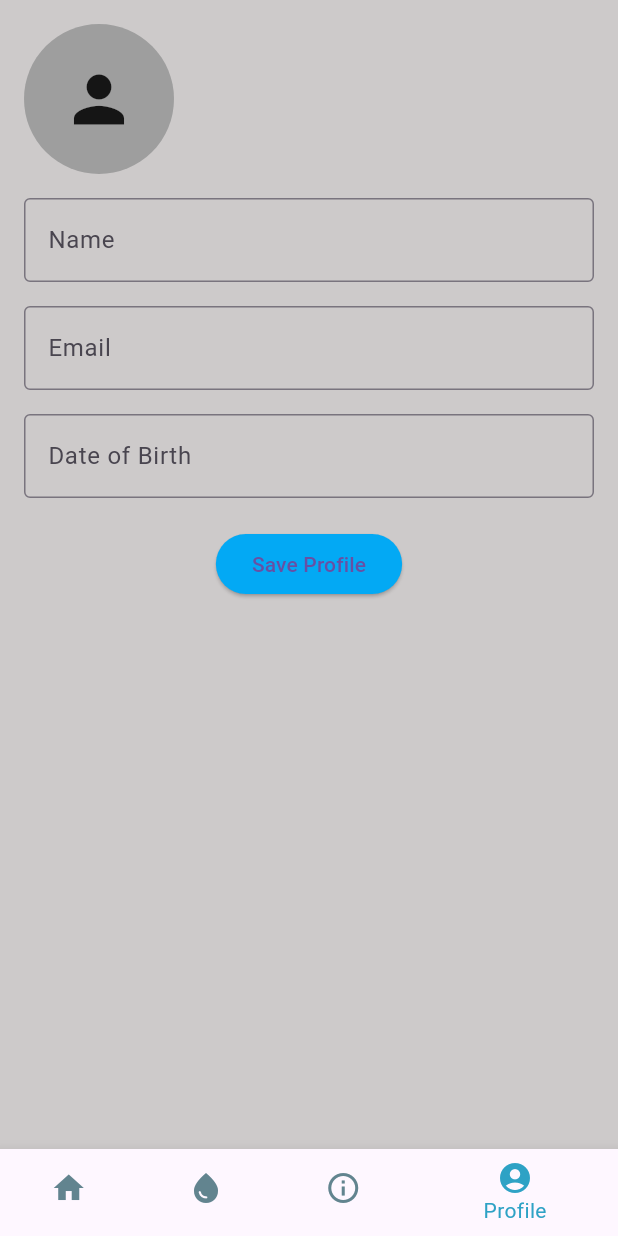
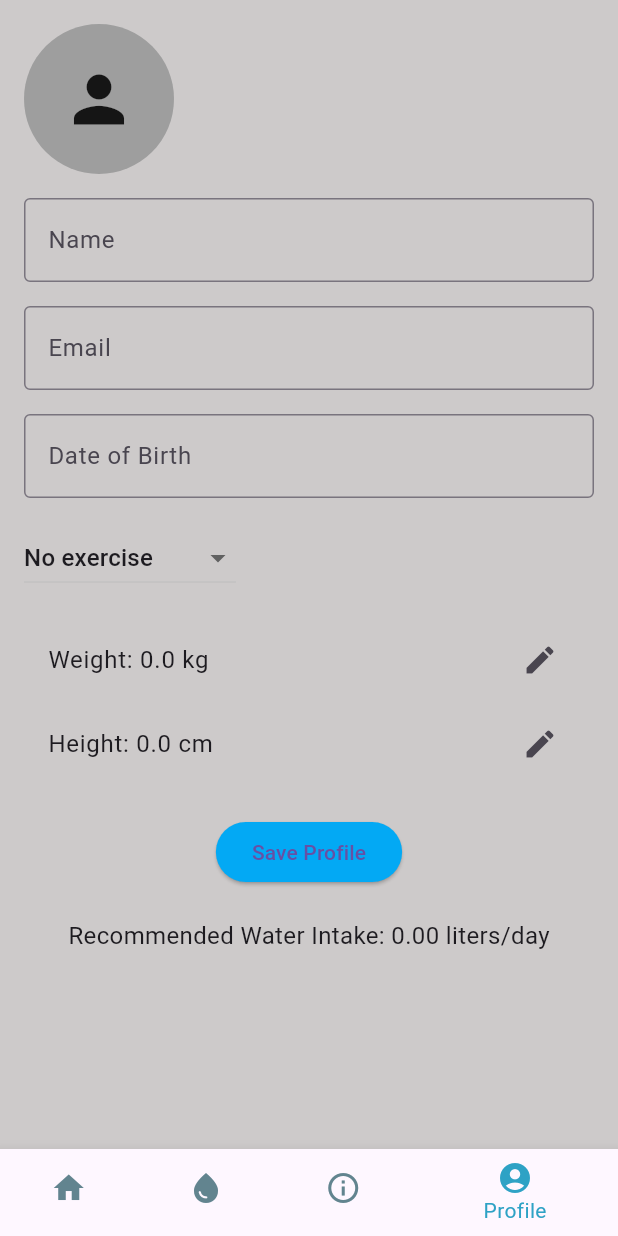
Before and after one commit to Oni67/WaterUp, a Flutter app: the NavigationExample screen opened directly, item 4 of the bottom bar chosen, on a phone screen of 412 x 824 dp. Run offline on Flutter 3.47's test engine with Material 3 defaults, Android fonts, the phone set to English and light mode, and no system bars; our stand-ins replace cloud_firestore, firebase_auth, firebase_core, firebase_storage, fl_chart, image_picker; accounts and stored records are empty.

Commit message:
Profile page updated
Weird bug scrolling 3 by 3 in terms of weight and height.

```diff
--- a/waterup/lib/pages/profile_page.dart
+++ b/waterup/lib/pages/profile_page.dart
@@ -5,6 +5,7 @@ import 'package:cloud_firestore/cloud_firestore.dart';
 import 'package:intl/intl.dart';
 import 'package:image_picker/image_picker.dart';
 import 'package:firebase_storage/firebase_storage.dart' as firebase_storage;
+import 'package:flutter/cupertino.dart';
 
 class ProfileForm extends StatefulWidget {
   const ProfileForm({Key? key});
@@ -19,6 +20,17 @@ class _ProfileFormState extends State<ProfileForm> {
   final TextEditingController _dobController = TextEditingController();
   DateTime? _selectedDate;
   File? _selectedImage;
+  String exerciseFrequency = 'No exercise';
+  double weight = 70.0; // default weight
+  double height = 170.0; // default height
+
+  final List<String> exerciseOptions = [
+    'No exercise',
+    '1-2 days a week',
+    '3-4 days a week',
+    '5-6 days a week',
+    'Every day',
+  ];
 
   @override
   void initState() {
@@ -37,10 +49,13 @@ class _ProfileFormState extends State<ProfileForm> {
           _nameController.text = snapshot.data()!['Name'] ?? '';
           _emailController.text = snapshot.data()!['Email'] ?? '';
           _dobController.text = snapshot.data()!['Date Of Birth'] ?? '';
+          exerciseFrequency =
+              snapshot.data()!['Exercise Frequency'] ?? 'No exercise';
+          weight = (snapshot.data()!['Weight'] ?? 70).toDouble();
+          height = (snapshot.data()!['Height'] ?? 170).toDouble();
         });
       }
     } catch (e) {
-      // Handle errors
       print('Error loading profile data: $e');
     }
   }
@@ -69,7 +84,6 @@ class _ProfileFormState extends State<ProfileForm> {
         _selectedImage = File(pickedFile.path);
       });
 
-      // Upload the image to Firebase Storage
       await _uploadImageToFirebaseStorage();
     }
   }
@@ -86,13 +100,11 @@ Future<void> _uploadImageToFirebaseStorage() async {
         await uploadTask.whenComplete(() async {
           final String imageUrl = await storageRef.getDownloadURL();
           print('Uploaded image URL: $imageUrl');
-        // Save the image URL to Firestore or perform any other operation
           await _saveImageUrlToFirestore(imageUrl);
         });
       }
     } catch (e) {
       print('Error uploading image to Firebase Storage: $e');
-    // Handle error
     }
   }
 
@@ -104,7 +116,6 @@ Future<void> _saveImageUrlToFirestore(String imageUrl) async {
       });
     } catch (e) {
       print('Error saving image URL to Firestore: $e');
-    // Handle error
     }
   }
 
@@ -114,31 +125,146 @@ Future<void> _saveImageUrlToFirestore(String imageUrl) async {
       String name = _nameController.text;
       String email = _emailController.text;
       String dob = _dobController.text;
-      // Implement logic to save profile data to Firestore
+
       await FirebaseFirestore.instance.collection('users').doc(uid).set({
         'Name': name,
         'Email': email,
         'Date Of Birth': dob,
-        // Add more fields as needed
+        'Exercise Frequency': exerciseFrequency,
+        'Weight': weight,
+        'Height': height,
       });
-      // Optionally, show a success message to the user
+
       ScaffoldMessenger.of(context).showSnackBar(
         SnackBar(content: Text('Profile saved successfully')),
       );
     } catch (e) {
-      // Handle errors
       print('Error saving profile data: $e');
-      // Optionally, show an error message to the user
       ScaffoldMessenger.of(context).showSnackBar(
         SnackBar(content: Text('Failed to save profile data')),
       );
     }
   }
 
+  double calculateWaterIntake() {
+    double waterIntake = weight * 0.033;
+    switch (exerciseFrequency) {
+      case '1-2 days a week':
+        waterIntake += 0.5;
+        break;
+      case '3-4 days a week':
+        waterIntake += 1.0;
+        break;
+      case '5-6 days a week':
+        waterIntake += 1.5;
+        break;
+      case 'Every day':
+        waterIntake += 2.0;
+        break;
+    }
+    return waterIntake;
+  }
+
+  void _showWeightPicker(BuildContext context) {
+    int tempWeight = weight.toInt();
+    showCupertinoModalPopup(
+      context: context,
+      builder: (BuildContext context) {
+        return Container(
+          height: 300.0,
+          color: Colors.white, // Set background color
+          child: Column(
+            children: [
+              Container(
+                height: 32.0,
+                alignment: Alignment.centerRight,
+                padding: EdgeInsets.symmetric(horizontal: 16.0),
+                child: TextButton(
+                  onPressed: () {
+                    setState(() {
+                      weight = tempWeight.toDouble();
+                    });
+                    Navigator.of(context).pop();
+                  },
+                  child: Text(
+                    'Done',
+                    style: TextStyle(
+                      color: Colors.blue, // Button text color
+                    ),
+                  ),
+                ),
+              ),
+              Expanded(
+                child: CupertinoPicker(
+                  itemExtent: 32.0,
+                  onSelectedItemChanged: (int index) {
+                    tempWeight = index + 30; // Adjust to your minimum value
+                  },
+                  children: List<Widget>.generate(121, (int index) {
+                    return Center(child: Text('${index + 30} kg',style: TextStyle(color: tempWeight == index + 30 ? Colors.blue : Colors.black,)));
+                  }),
+                ),
+              ),
+            ],
+          ),
+        );
+      },
+    );
+  }
+
+  void _showHeightPicker(BuildContext context) {
+    int tempHeight = height.toInt();
+    showCupertinoModalPopup(
+      context: context,
+      builder: (BuildContext context) {
+        return Container(
+          height: 200.0,
+          color: Colors.white, // Set background color
+          child: Column(
+            children: [
+              Container(
+                height: 32.0,
+                alignment: Alignment.centerRight,
+                padding: EdgeInsets.symmetric(horizontal: 16.0),
+                child: TextButton(
+                  onPressed: () {
+                    setState(() {
+                      height = tempHeight.toDouble();
+                    });
+                    Navigator.of(context).pop();
+                  },
+                  child: Text(
+                    'Done',
+                    style: TextStyle(
+                      color: Colors.blue, // Button text color
+                    ),
+                  ),
+                ),
+              ),
+              Expanded(
+                child: CupertinoPicker(
+                  itemExtent: 32.0,
+                  diameterRatio: 1.0,
+                  onSelectedItemChanged: (int index) {
+                    tempHeight = index + 100; // Adjust to your minimum value
+                  },
+                  children: List<Widget>.generate(121, (int index) {
+                    return Center(child: Text('${index + 100} cm', style: TextStyle(color: tempHeight == index + 100 ? Colors.blue : Colors.black,)));
+                  }),
+                ),
+              ),
+            ],
+          ),
+        );
+      },
+    );
+  }
+
   @override
   Widget build(BuildContext context) {
     return Padding(
       padding: EdgeInsets.all(16.0),
+      child: SingleChildScrollView(
         child: Column(
           crossAxisAlignment: CrossAxisAlignment.start,
           children: [
@@ -152,8 +278,8 @@ Future<void> _saveImageUrlToFirestore(String imageUrl) async {
                   color: Colors.grey, // Placeholder color
                 ),
                 child: _selectedImage != null
-                  ? Image.network(
-                      _selectedImage!.path,
+                    ? Image.file(
+                        _selectedImage!,
                         width: 100,
                         height: 100,
                         fit: BoxFit.cover,
@@ -190,17 +316,53 @@ Future<void> _saveImageUrlToFirestore(String imageUrl) async {
                 ),
               ),
             ),
+            SizedBox(height: 16.0),
+            DropdownButton<String>(
+              value: exerciseFrequency,
+              onChanged: (String? newValue) {
+                setState(() {
+                  exerciseFrequency = newValue!;
+                });
+              },
+              items:
+                  exerciseOptions.map<DropdownMenuItem<String>>((String value) {
+                return DropdownMenuItem<String>(
+                  value: value,
+                  child: Text(value),
+                );
+              }).toList(),
+            ),
+            SizedBox(height: 16.0),
+            ListTile(
+              title: Text('Weight: ${weight.toStringAsFixed(1)} kg'),
+              trailing: Icon(Icons.edit),
+              onTap: () => _showWeightPicker(context),
+            ),
+            ListTile(
+              title: Text('Height: ${height.toStringAsFixed(1)} cm'),
+              trailing: Icon(Icons.edit),
+              onTap: () => _showHeightPicker(context),
+            ),
             SizedBox(height: 20.0),
             Center(
               child: ElevatedButton(
                 onPressed: _saveProfileData,
                 style: ElevatedButton.styleFrom(
-                backgroundColor: Colors.lightBlue, // Set button color to light blue
+                  backgroundColor:
+                      Colors.lightBlue, // Set button color to light blue
                 ),
                 child: const Text('Save Profile'),
               ),
             ),
+            SizedBox(height: 20.0),
+            Center(
+              child: Text(
+                'Recommended Water Intake: ${calculateWaterIntake().toStringAsFixed(2)} liters/day',
+                style: TextStyle(fontSize: 16.0),
+              ),
+            ),
           ],
+        ),
       ),
     );
   }
--- a/waterup/pubspec.yaml
+++ b/waterup/pubspec.yaml
@@ -36,6 +36,7 @@ dependencies:
   intl: ^0.17.0
   image_picker: ^0.8.4+4
   firebase_storage: ^11.6.9
+  custom_cupertino_picker: ^2.0.3
 
 
   # The following adds the Cupertino Icons font to your application.
```
Also changed, not shown: waterup/pubspec.lock. Lines whose indentation alone changed are shown as unchanged.
